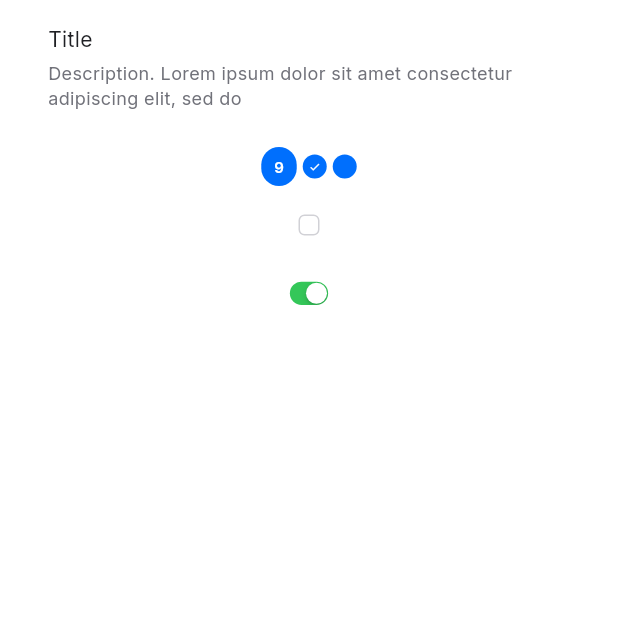
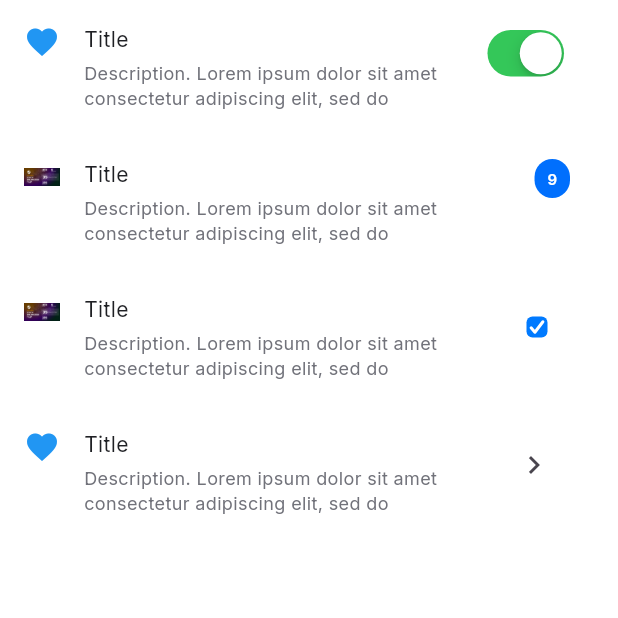
Before and after one commit to VennyS/list_item, a Flutter app: the screen it shows after launch, on a phone screen of 412 x 824 dp, the top half of it. Run offline on Flutter 3.47's test engine with Material 3 defaults, Android fonts, the phone set to English and light mode, and no system bars; our stand-ins replace flutter_svg, google_fonts.

Commit message:
Добавил visual и control

```diff
--- a/lib/list_item.dart
+++ b/lib/list_item.dart
@@ -32,14 +32,13 @@ class ListItem extends StatelessWidget {
   @override
   Widget build(BuildContext context) {
     return Container(
-        padding: const EdgeInsets.all(16),
-        child: Row(
-          mainAxisSize: MainAxisSize.min,
-          children: [
-            // Здесь будет левая часть
-            const SizedBox(
-              width: 16,
-            ),
+      padding: const EdgeInsets.all(16),
+      child: Row(
+        crossAxisAlignment: CrossAxisAlignment.start,
+        children: [
+          if (showVisual && visual != null) ...[visual!,
+            const SizedBox(width: 16),
+          ],
             Expanded(
               child: Column(
                 crossAxisAlignment: CrossAxisAlignment.start,
@@ -54,10 +53,13 @@ class ListItem extends StatelessWidget {
               ),
             ),
             const SizedBox(
-              width: 16,
+              width: 18,
             ),
-            // Здесь будет правая часть
+            if (showControl && control != null) ...[control!,// Здесь будет правая часть
+              const SizedBox(width: 16),
+            ],
           ],
-        ));
+        )
+      );
   }
 }
--- a/lib/main.dart
+++ b/lib/main.dart
@@ -3,7 +3,7 @@ import 'package:flutter/material.dart';
 import 'package:google_fonts/google_fonts.dart';
 import 'package:list_item/badge.dart';
 import 'package:list_item/list_item.dart';
-
+import 'styles/styles.dart';
 void main() {
   runApp(const MyApp());
 }
@@ -24,9 +24,16 @@ class MyApp extends StatelessWidget {
     );
   }
 }
+class Main extends StatefulWidget {
+  const Main({super.key});
 
-class Main extends StatelessWidget {
-  const Main({super.key});
+  @override
+  _MainState createState() => _MainState();
+}
+
+class _MainState extends State<Main> {
+  bool _switchValue1 = true;
+  bool _switchValue2 = true;
 
   @override
   Widget build(BuildContext context) {
@@ -34,28 +41,51 @@ class Main extends StatelessWidget {
         body: Column(
           children: [
             ListItem(
+                visual: const Icon(
+                  Icons.favorite,
+                  color: Colors.blue,
+                ),
+
+                showVisual: true,
+
                 title: Text(
                   "Title",
-              style: GoogleFonts.inter(
-                color: const Color(0xFF1F2024),
-                fontWeight: FontWeight.w400,
-                fontSize: 14,
+                  style: TextStyles.interRegular14,
                 ),
+
+                description: Text(
+                  "Description. Lorem ipsum dolor sit amet consectetur adipiscing elit, sed do",
+                  style: TextStyles.interRegular12,
+                ),
+
+                control: CupertinoSwitch(
+                  value: _switchValue1,
+                  onChanged: (bool newValue) {
+                    setState(() {
+                      _switchValue1 = newValue;
+                    });
+                  },
+                ),
+                showControl: true,
+                ),
+
+            ListItem(
+              visual: Image.asset(
+                'lib/assets/images/image1.png',
+                width: 24.0,
+                height: 24.0,
+
+              ),
+              showVisual: true,
+              title: Text(
+                "Title",
+                style: TextStyles.interRegular14,
               ),
               description: Text(
                 "Description. Lorem ipsum dolor sit amet consectetur adipiscing elit, sed do",
-              style: GoogleFonts.inter(
-                color: const Color(0xFF71727A),
-                fontWeight: FontWeight.w400,
-                fontSize: 12,
+                style: TextStyles.interRegular12,
               ),
-            )),
-        const SizedBox(
-          height: 8,
-        ),
-        Row(
-          mainAxisAlignment: MainAxisAlignment.center,
-          children: [
+              control:
                 BadgeWidget(
                   mainWidget: Text(
                     "9",
@@ -66,42 +96,108 @@ class Main extends StatelessWidget {
                   ),
                   backgroundColor: const Color(0xFF006FFD),
                 ),
-            const SizedBox(
-              width: 4,
+              showControl: true,
               ),
-            const BadgeWidget(
-              variant: BadgeVariant.icon,
-              mainWidget: Icon(
-                Icons.check,
-                size: 8,
-                color: Colors.white,
+
+            ListItem(
+              visual: Image.asset(
+                  'lib/assets/images/image1.png',
+                  width: 24.0,
+                  height: 24.0,
               ),
-              backgroundColor: Color(0xFF006FFD),
+              showVisual: true,
+              title: Text(
+                "Title",
+                style: TextStyles.interRegular14,
               ),
-            const SizedBox(
-              width: 4,
+              description: Text(
+                "Description. Lorem ipsum dolor sit amet consectetur adipiscing elit, sed do",
+                style: TextStyles.interRegular12,
               ),
-            BadgeWidget(
-              variant: BadgeVariant.empty,
-              backgroundColor: const Color(0xFF006FFD),
+              control: CupertinoCheckbox(
+                value: _switchValue2,
+                onChanged: (bool? newValue) {
+                  setState(() {
+                    _switchValue2 = newValue!;
+                  });
+                },
               ),
-          ],
+              showControl: true,
               ),
-        const SizedBox(
-          height: 4,
+            ListItem(
+              visual: const Icon(
+                Icons.favorite,
+                color: Colors.blue,
               ),
-        // Чтобы уменьшать купертиновские виджеты можно использовать Transform.scale
-        CupertinoCheckbox(
-          value: false,
-          onChanged: (_) {},
+
+              showVisual: true,
+
+              title: Text(
+                "Title",
+                style: TextStyles.interRegular14,
               ),
-        const SizedBox(
-          height: 4,
+
+              description: Text(
+                "Description. Lorem ipsum dolor sit amet consectetur adipiscing elit, sed do",
+                style: TextStyles.interRegular12,
               ),
-        Transform.scale(
-          scale: 0.5,
-          child: CupertinoSwitch(value: true, onChanged: (_) {}),
-        )
+
+              control: new IconButton(
+                  icon: new Icon(Icons.navigate_next),
+                  onPressed: () { /* */ },
+                  ),
+
+              showControl: true,
+              ),
+        // Row(
+        //   mainAxisAlignment: MainAxisAlignment.center,
+        //   children: [
+        //     BadgeWidget(
+        //       mainWidget: Text(
+        //         "9",
+        //         style: GoogleFonts.inter(
+        //             fontWeight: FontWeight.w600,
+        //             fontSize: 10,
+        //             color: Colors.white),
+        //       ),
+        //       backgroundColor: const Color(0xFF006FFD),
+        //     ),
+        //     const SizedBox(
+        //       width: 4,
+        //     ),
+        //     const BadgeWidget(
+        //       variant: BadgeVariant.icon,
+        //       mainWidget: Icon(
+        //         Icons.check,
+        //         size: 8,
+        //         color: Colors.white,
+        //       ),
+        //       backgroundColor: Color(0xFF006FFD),
+        //     ),
+        //     const SizedBox(
+        //       width: 4,
+        //     ),
+        //     // BadgeWidget(
+        //     //   variant: BadgeVariant.empty,
+        //     //   backgroundColor: const Color(0xFF006FFD),
+        //     // ),
+        //   ],
+        // ),
+        // const SizedBox(
+        //   height: 4,
+        // ),
+        // // Чтобы уменьшать купертиновские виджеты можно использовать Transform.scale
+        // CupertinoCheckbox(
+        //   value: false,
+        //   onChanged: (_) {},
+        // ),
+        // const SizedBox(
+        //   height: 4,
+        // ),
+        // Transform.scale(
+        //   scale: 0.5,
+        //   child: CupertinoSwitch(value: true, onChanged: (_) {}),
+        // )
       ],
     ));
   }
--- /dev/null
+++ b/lib/styles/styles.dart
@@ -0,0 +1,15 @@
+import 'package:flutter/material.dart';
+import 'package:google_fonts/google_fonts.dart';
+
+class TextStyles {
+  static final TextStyle interRegular14 = GoogleFonts.inter(
+    color: const Color(0xFF1F2024),
+    fontWeight: FontWeight.w400,
+    fontSize: 14,
+  );
+  static final TextStyle interRegular12 = GoogleFonts.inter(
+    color: const Color(0xFF71727A),
+    fontWeight: FontWeight.w400,
+    fontSize: 12,
+  );
+}
--- a/pubspec.yaml
+++ b/pubspec.yaml
@@ -60,8 +60,9 @@ flutter:
   # the material Icons class.
   uses-material-design: true
 
-  # To add assets to your application, add an assets section, like this:
-  # assets:
+
+  assets:
+  - lib/assets/images/image1.png
   #   - images/a_dot_burr.jpeg
   #   - images/a_dot_ham.jpeg
 
```
Also changed, not shown: lib/assets/images/image1.png (added), pubspec.lock. Lines whose indentation alone changed are shown as unchanged.
